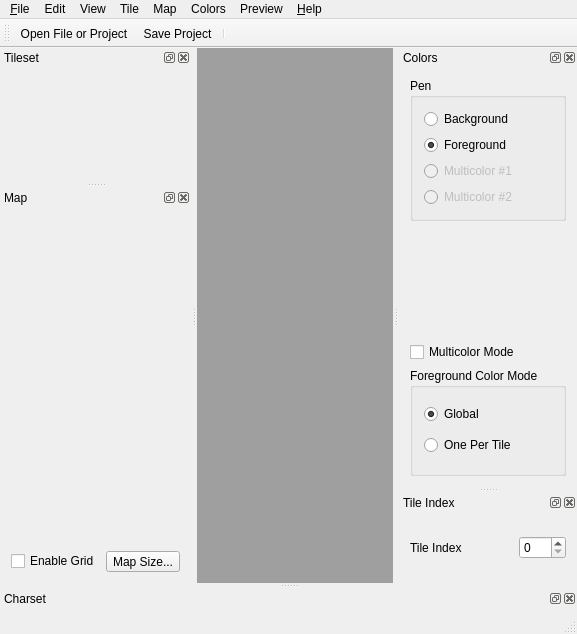
This is src/mainwindow.ui in ricardoquesada/vchar64 as Qt 5 draws it before an edit. The edited form follows.
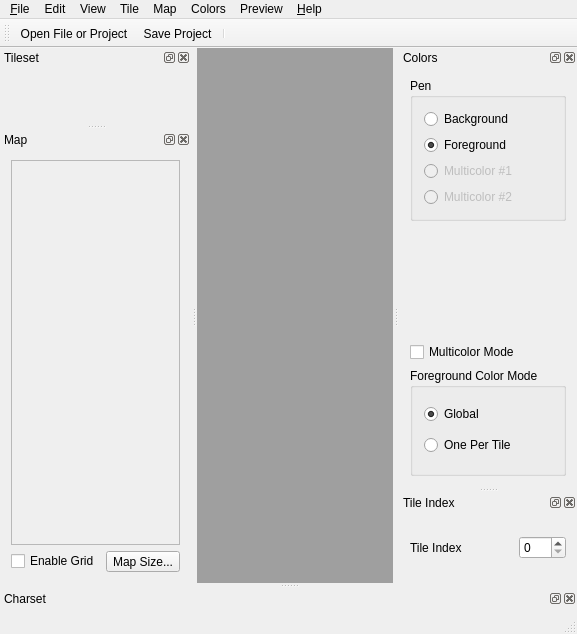
This is the edited form. Icons and pictures are not drawn. Custom widgets are drawn as their Qt base class.

Commit message: scrollbar for map

```diff
--- a/src/mainwindow.ui
+++ b/src/mainwindow.ui
@@ -415,10 +415,15 @@
    <widget class="QWidget" name="dockWidgetContents_4">
     <layout class="QVBoxLayout" name="verticalLayout_5">
      <item>
-      <widget class="MapWidget" name="mapWidget" native="true">
+      <widget class="QScrollArea" name="scrollArea">
+       <property name="widgetResizable">
+        <bool>true</bool>
+       </property>
+       <widget class="MapWidget" name="mapWidget">
        <property name="focusPolicy">
         <enum>Qt::StrongFocus</enum>
        </property>
+       </widget>
       </widget>
      </item>
      <item>
```
Lines whose indentation alone changed are shown as unchanged. The commit also changes 1 other file.
